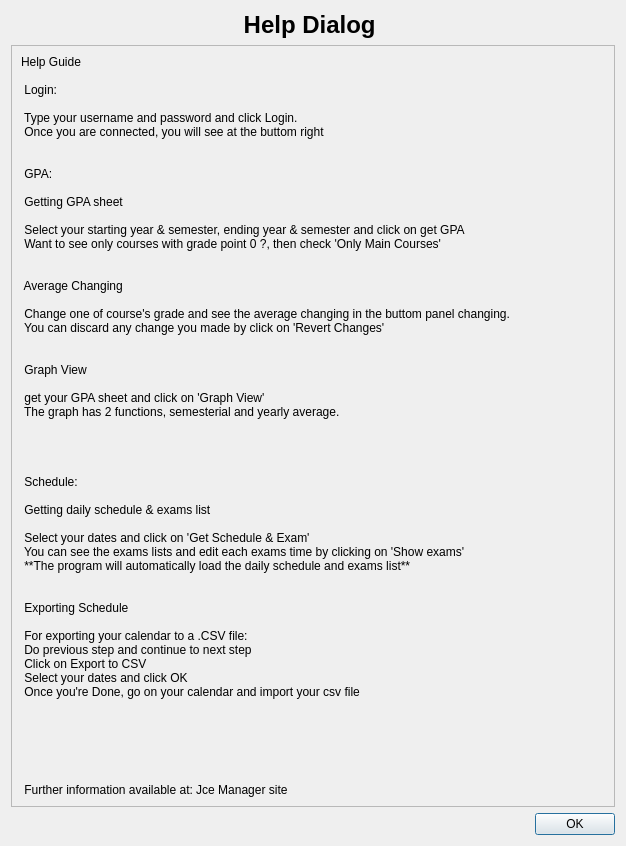
This is main/HelpBox/helpbox.ui in liranbg/JCEaverageCalculator as Qt 5 draws it before an edit. The edited form follows.
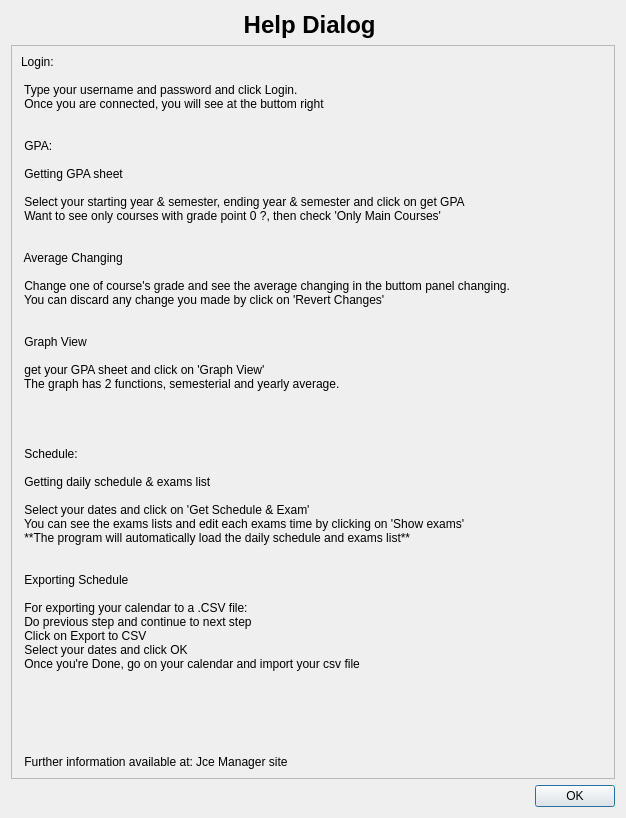
This is the edited form. Icons and pictures are not drawn.

Commit message:
translation, helpbox minor fix, update todo list
1.1 is coming ... :)

Diff of the .ui file:
```diff
--- a/main/HelpBox/helpbox.ui
+++ b/main/HelpBox/helpbox.ui
@@ -7,7 +7,7 @@
     <x>0</x>
     <y>0</y>
     <width>626</width>
-    <height>533</height>
+    <height>468</height>
    </rect>
   </property>
   <property name="windowTitle">
@@ -45,7 +45,6 @@
          <string>&lt;html&gt;
 &lt;head&gt;&lt;/head&gt;
 &lt;body&gt;
-	&lt;b&gt;Help Guide&lt;/b&gt;
 	&lt;ul&gt;&lt;p&gt;
 		&lt;li&gt;&lt;b&gt;Login:&lt;/b&gt; 
 			&lt;ul&gt;
@@ -99,11 +98,10 @@
 	&lt;/ul&gt;
 	&lt;p&gt;&lt;b&gt;Further information available at: &lt;a href='http://liranbg.github.io/JceManager/'&gt;Jce Manager site&lt;/a&gt;&lt;/b&gt;&lt;/p&gt;
 &lt;/body&gt;
-&lt;/html&gt;
-</string>
+&lt;/html&gt;</string>
         </property>
         <property name="alignment">
-         <set>Qt::AlignJustify|Qt::AlignVCenter</set>
+         <set>Qt::AlignJustify|Qt::AlignTop</set>
         </property>
         <property name="openExternalLinks">
          <bool>true</bool>
```
The commit also changes 6 other files.
